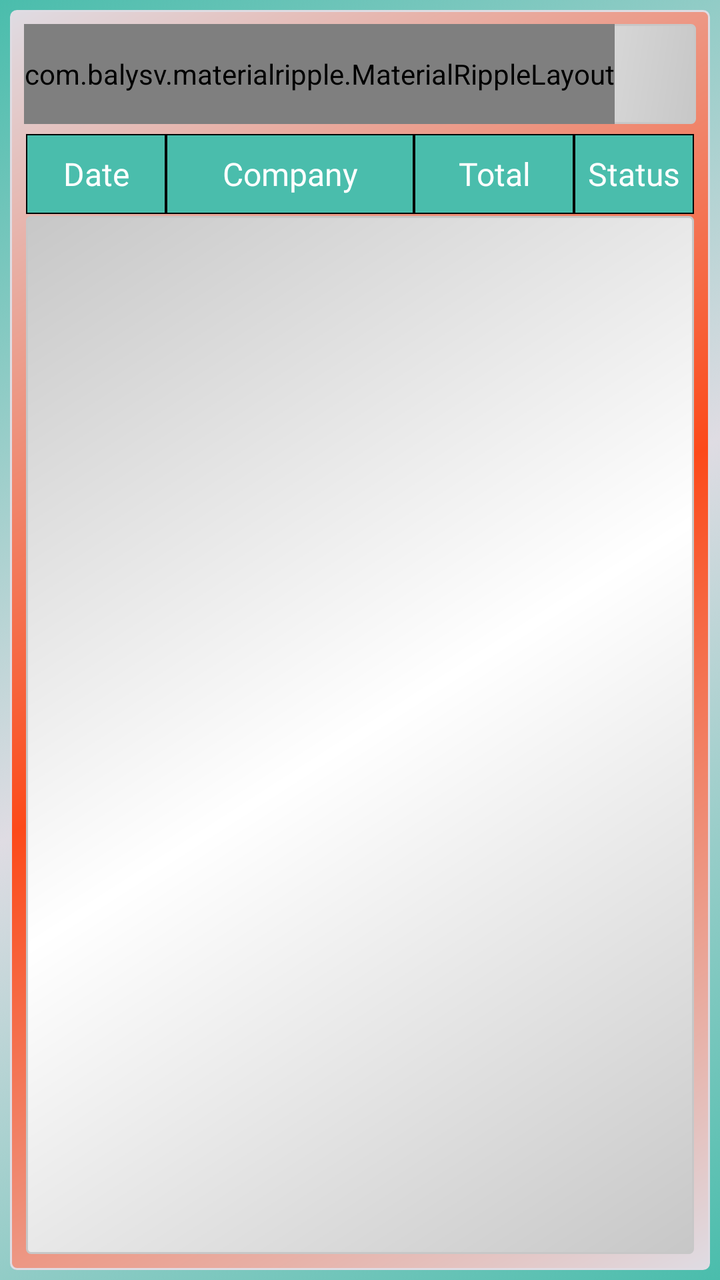
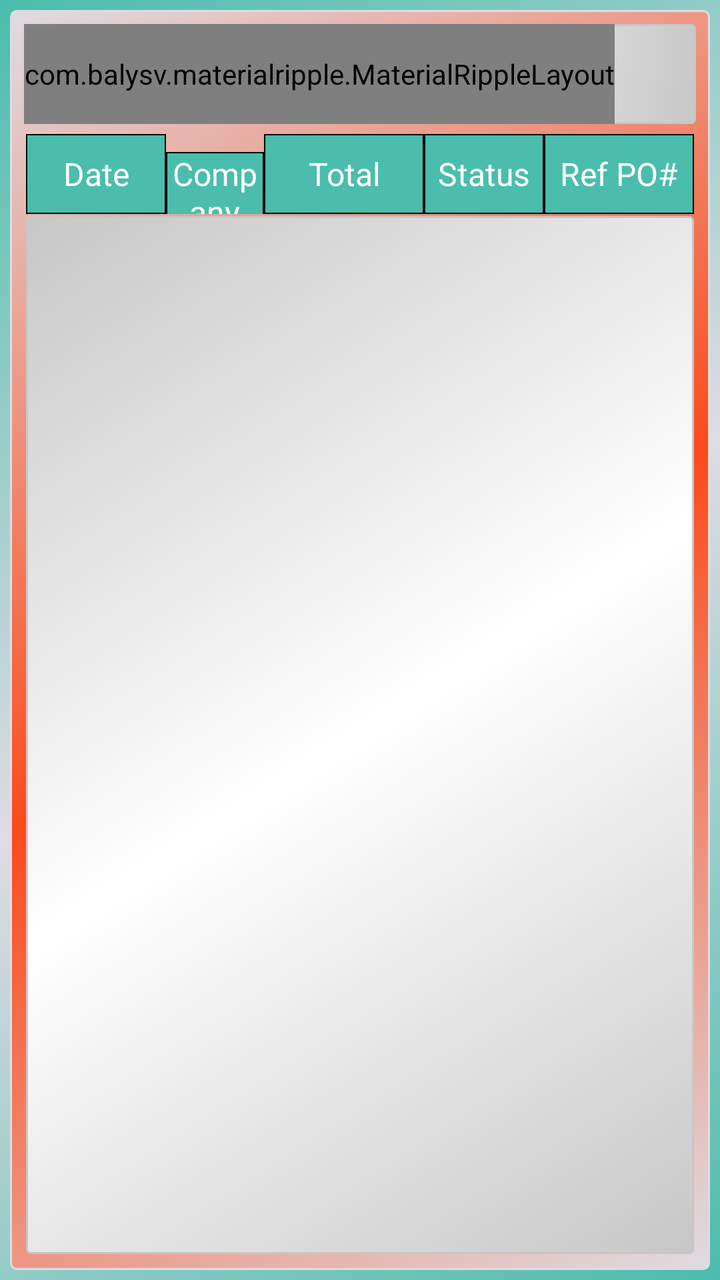

The first picture is an Android layout as it rendered before a commit; the second is the same layout after the commit. The layout source and the unified diff follow.
<!-- AndroidManifest.xml: application theme AppTheme -->
<!-- res/layout/fragment_transaction.xml -->
<?xml version="1.0" encoding="utf-8"?>
<RelativeLayout
    xmlns:android="http://schemas.android.com/apk/res/android"
    xmlns:app="http://schemas.android.com/apk/res-auto"
    android:layout_width="match_parent"
    android:layout_height="match_parent"
    android:background="@drawable/background_gradient"
    android:orientation="vertical"
    app:layout_behavior="@string/appbar_scrolling_view_behavior">

    <LinearLayout
        android:layout_margin="5dp"
        android:layout_height="match_parent"
        android:layout_width="match_parent"
        android:background="@drawable/background_round_border"
        android:orientation="vertical"
        android:padding="7dp">

            <RelativeLayout
                style="@style/mHeader">
                <RelativeLayout
                    android:layout_height="match_parent"
                    android:layout_width="match_parent">
                    <TextView
                        android:layout_marginTop="5dp"
                        android:id="@+id/headertitle"
                        android:gravity="center"
                        android:layout_height="match_parent"
                        android:layout_width="match_parent"
                        android:text="TRANSACTIONS"
                        android:fontFamily="@font/regular"
                        android:textSize="20sp"
                        android:textColor="@color/gray_6" />
                </RelativeLayout>
                <RelativeLayout
                    android:layout_width="wrap_content"
                    android:layout_height="match_parent"
                    android:gravity="left"
                    android:layout_weight="1">
                    <com.balysv.materialripple.MaterialRippleLayout
                        android:layout_width="wrap_content"
                        android:layout_height="match_parent">
                        <ImageButton
                            android:id="@+id/btn_back"
                            android:layout_width="55dp"
                            android:layout_height="match_parent"
                            android:layout_gravity="left"
                            android:alpha="1.0"
                            android:background="@android:color/transparent"
                            android:src="@drawable/baseline_arrow_back_ios_24"/>
                    </com.balysv.materialripple.MaterialRippleLayout>
                </RelativeLayout>
                <RelativeLayout
                    android:visibility="gone"
                    android:layout_alignParentRight="true"
                    android:layout_width="wrap_content"
                    android:layout_height="match_parent"
                    android:gravity="right"
                    android:layout_weight="1">
                    <com.balysv.materialripple.MaterialRippleLayout
                        android:layout_width="wrap_content"
                        android:layout_height="match_parent">
                        <ImageButton
                            android:id="@+id/btn_menu"
                            android:layout_width="55dp"
                            android:layout_height="match_parent"
                            android:layout_gravity="left"
                            android:alpha="1.0"
                            android:backgroundTint="@color/blue_2"
                            android:background="@android:color/transparent"
                            android:src="@drawable/baseline_menu_24"/>
                    </com.balysv.materialripple.MaterialRippleLayout>
                </RelativeLayout>
            </RelativeLayout>

            <LinearLayout
                android:layout_height="match_parent"
                android:layout_width="match_parent"
                android:orientation="vertical">

                <LinearLayout
                    android:layout_width="match_parent"
                    android:layout_height="wrap_content"
                    android:orientation="vertical">

                    <LinearLayout
                        android:id="@+id/header_box"
                        android:layout_width="match_parent"
                        android:layout_height="wrap_content">

                        <TableLayout
                            android:layout_width="match_parent"
                            android:layout_height="match_parent"
                            android:paddingLeft="1dp"
                            android:paddingRight="1dp">

                            <TableRow
                                android:layout_width="match_parent"
                                android:layout_height="match_parent">
                                <TextView
                                    style="@style/tblCellTextViewHeader"
                                    android:layout_width="70dp"
                                    android:layout_column="0"
                                    android:text="Date" />
                                <TextView
                                    android:id="@+id/ref_desc_elem"
                                    style="@style/tblCellTextViewHeader"
                                    android:layout_weight="1"
                                    android:layout_width="match_parent"
                                    android:layout_column="1"
                                    android:text="Company" />
                                <TextView
                                    android:id="@+id/ref_grandtotal"
                                    style="@style/tblCellTextViewHeader"
                                    android:layout_width="80dp"
                                    android:layout_column="2"
                                    android:text="Total" />
                                <TextView
                                    style="@style/tblCellTextViewHeader"
                                    android:layout_width="60dp"
                                    android:layout_column="3"
                                    android:text="Status" />
                            </TableRow>
                            -dsdpdsdp
                        </TableLayout>
                    </LinearLayout>
                </LinearLayout>

                <androidx.coordinatorlayout.widget.CoordinatorLayout
                    android:id="@+id/content_box"
                    android:layout_width="match_parent"
                    android:layout_height="match_parent"
                    android:background="@drawable/background_green_3_border"
                    android:orientation="vertical"
                    android:layout_margin="1dp">

                    <ListView
                        android:layout_weight="1"
                        android:id="@+id/list_view"
                        android:layout_width="match_parent"
                        android:layout_height="wrap_content" />

                </androidx.coordinatorlayout.widget.CoordinatorLayout>

            </LinearLayout>

    </LinearLayout>

</RelativeLayout>
<!-- resources referenced by this layout -->
<resources>
  <color name="blue_2">#0666d5</color>
  <color name="gray_6">#555555</color>
  <!-- drawable background_gradient (drawable) -->
  <?xml version="1.0" encoding="utf-8"?>
  <selector xmlns:android="http://schemas.android.com/apk/res/android">
      <item>
          <shape>
              <gradient
                  android:angle="135"
                  android:endColor="@color/green_5"
                  android:centerColor="@color/gray_7"
                  android:startColor="@color/green_5"
                  android:type="linear" />
          </shape>
      </item>
  </selector>
  <!-- drawable baseline_arrow_back_ios_24 (drawable) -->
  <vector xmlns:android="http://schemas.android.com/apk/res/android"
          android:width="24dp"
          android:height="24dp"
          android:viewportWidth="24.0"
          android:viewportHeight="24.0"
          android:tint="?attr/colorControlNormal">
      <path
          android:fillColor="@color/gray_3"
          android:pathData="M11.67,3.87L9.9,2.1 0,12l9.9,9.9 1.77,-1.77L3.54,12z"/>
  </vector>
  <!-- drawable baseline_menu_24 (drawable) -->
  <vector xmlns:android="http://schemas.android.com/apk/res/android"
          android:width="24dp"
          android:height="24dp"
          android:viewportWidth="24.0"
          android:viewportHeight="24.0"
          android:tint="?attr/colorControlNormal">
      <path
          android:fillColor="@android:color/white"
          android:pathData="M3,18h18v-2L3,16v2zM3,13h18v-2L3,11v2zM3,6v2h18L21,6L3,6z"/>
  </vector>
  <style name="mHeader">
          <item name="android:background">@drawable/background_green_3_border</item>
          <item name="android:layout_marginBottom">5dp</item>
          <item name="android:layout_height">50dp</item>
          <item name="android:layout_width">match_parent</item>
          <item name="android:orientation">horizontal</item>
      </style>
  <style name="tblCellTextViewHeader">
          <item name="android:textColor">@color/white</item>
          <item name="android:textSize">16sp</item>
          <item name="android:fontFamily">@font/medium</item>
          <item name="android:layout_width">match_parent</item>
          <item name="android:layout_height">40dp</item>
          <item name="android:gravity">center</item>
          <item name="android:background">@drawable/cell_background_green</item>
      </style>
  <style name="AppTheme" parent="BaseTheme">
          
      </style>
  <color name="green_5">#4ABDAC</color>
  <color name="gray_7">#DFDCE3</color>
  <color name="gray_4">#c7c7c7</color>
  <color name="white">#FFFFFF</color>
  <color name="red_2">#FC4A1A</color>
  <color name="gray_3">#e7e7e7</color>
  <!-- drawable cell_background_green (drawable) -->
  <?xml version="1.0" encoding="utf-8"?>
  <shape xmlns:android="http://schemas.android.com/apk/res/android"
      android:shape="rectangle">
      <stroke
          android:width="0.5dp"
          android:color="@color/transparent" />
      <gradient
          android:angle="315"
          android:startColor="@color/green_5"
          android:endColor="@color/green_5"
          android:type="linear" />
  </shape>
  <style name="BaseTheme" parent="Theme.AppCompat.Light.DarkActionBar">
      
          <item name="colorPrimary">@color/colorPrimary</item>
          <item name="colorPrimaryDark">@color/colorPrimaryDark</item>
          <item name="colorAccent">#FF777777</item>
      </style>
  <color name="colorPrimary">#008577</color>
  <color name="colorPrimaryDark">#00574B</color>
  <!-- unchanged entries left out for length: 2 -->
</resources>

<!-- the commit's change to res/layout/fragment_transaction.xml (unified diff, before → after) -->
@@ -120,6 +120,11 @@
                                     android:layout_width="60dp"
                                     android:layout_column="3"
                                     android:text="Status" />
+                                <TextView
+                                    style="@style/tblCellTextViewHeader"
+                                    android:layout_width="75dp"
+                                    android:layout_column="4"
+                                    android:text="Ref PO#" />
                             </TableRow>
                             -dsdpdsdp
                         </TableLayout>
